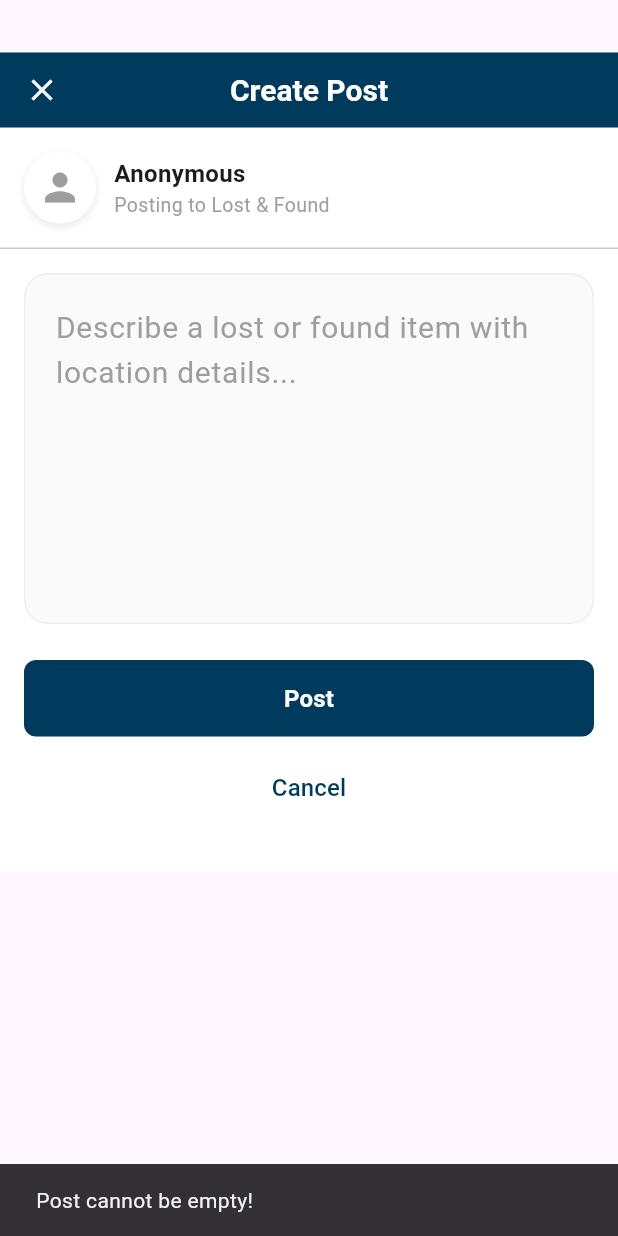
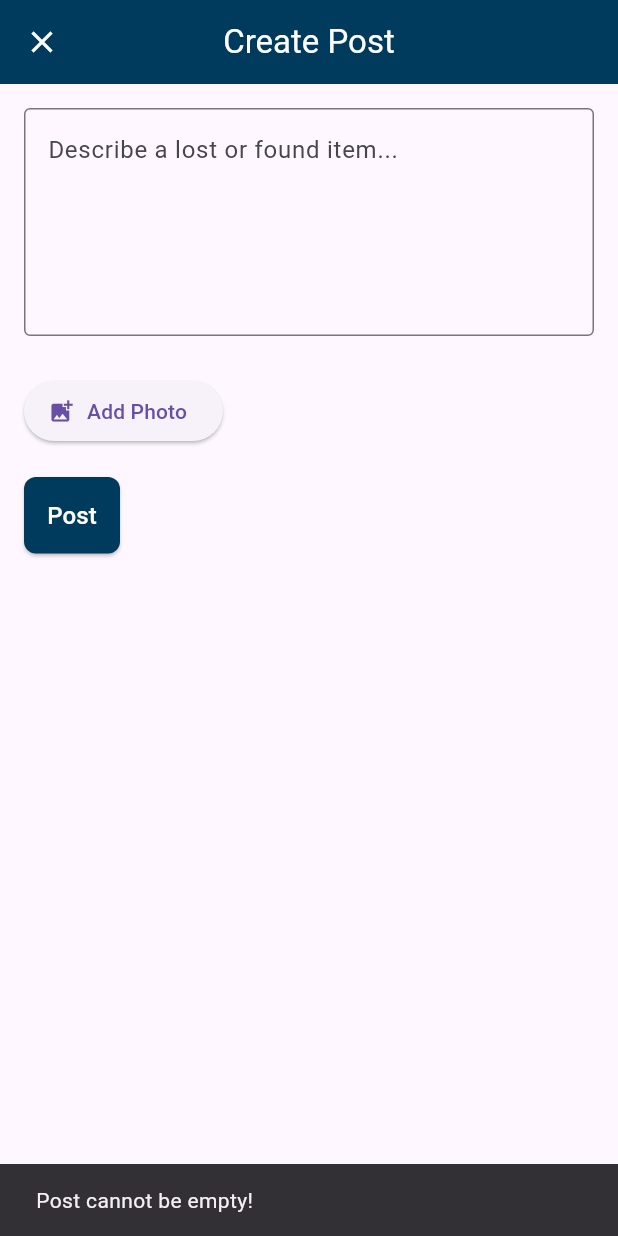
Before and after one commit to HafsaQureshi1/FYP_UNI-verse_f21, a Flutter app: the CreateNewPostScreen screen opened directly, after a tap on "Post", on a phone screen of 412 x 824 dp. Run offline on Flutter 3.47's test engine with Material 3 defaults, Android fonts, the phone set to English and light mode, and no system bars; our stand-ins replace cloud_firestore, file_picker, firebase_auth, firebase_core, firebase_messaging, google_sign_in and 2 more; accounts and stored records are empty; project files that could hold a hidden picture were left out.

Commit message:
added images in create post

```diff
--- a/lib/Home.dart
+++ b/lib/Home.dart
@@ -1,3 +1,5 @@
+import 'dart:io';
+
 import 'package:firebase_auth/firebase_auth.dart';
 import 'package:flutter/material.dart';
 import 'package:firebase_core/firebase_core.dart';
@@ -13,6 +15,12 @@ import 'SurveyScreen.dart';
 import 'EventScreen.dart';
 import 'profile_page.dart';
 import 'profileimage.dart';
+import 'package:image_picker/image_picker.dart';
+import 'package:http/http.dart' as http;
+import 'dart:convert';
+
+import 'dart:typed_data';
+import 'package:flutter/foundation.dart' show kIsWeb;
 
 void main() async {
   WidgetsFlutterBinding.ensureInitialized();
@@ -375,6 +383,7 @@ class PostCard extends StatefulWidget {
   final String username;
   final String content;
   final int likes;
+   final String? imageUrl;
 
   const PostCard({
     super.key,
@@ -383,6 +392,7 @@ class PostCard extends StatefulWidget {
     required this.username,
     required this.content,
     required this.likes,
+     this.imageUrl, // ✅ Accept optional image URL
   });
 
   @override
@@ -395,7 +405,9 @@ class _PostCardState extends State<PostCard> {
   bool isLiked = false;
   String? currentUserId;
   String? profileImageUrl;
-  String currentUsername = ''; // Store the latest username
+  String currentUsername = '';
+  String? imageUrl;
+ // Store the latest username
   final FCMService _fcmService = FCMService();
 
   @override
@@ -407,6 +419,7 @@ class _PostCardState extends State<PostCard> {
     _fetchProfileImage(); // Live update for profile picture
     _fetchPostTime();
     _checkIfUserLiked();
+    _fetchImageUrl();
   }
 
   /// ✅ **Fetches the latest username in real-time**
@@ -438,7 +451,19 @@ class _PostCardState extends State<PostCard> {
       }
     });
   }
-
+  void _fetchImageUrl() {
+    FirebaseFirestore.instance
+        .collection('lostfoundposts')
+        .doc(widget.postId)
+        .snapshots()
+        .listen((postDoc) {
+      if (postDoc.exists && mounted) {
+        setState(() {
+          imageUrl = postDoc.data()?['imageUrl'];
+        });
+      }
+    });
+  }
   /// Fetches and formats the post timestamp
   Future<void> _fetchPostTime() async {
     final postDoc = await FirebaseFirestore.instance
@@ -500,8 +525,6 @@ class _PostCardState extends State<PostCard> {
     final postRef = FirebaseFirestore.instance
         .collection('lostfoundposts')
         .doc(widget.postId);
-    final postDoc = await postRef.get();
-    final String postAuthorId = postDoc.data()?['userId'] ?? '';
 
     final userDoc = await FirebaseFirestore.instance
         .collection('users')
@@ -511,30 +534,18 @@ class _PostCardState extends State<PostCard> {
 
     if (isLiked) {
       await postRef.collection('likes').doc(currentUserId).delete();
-      if (mounted) {
-        setState(() {
-          isLiked = false;
-          likeCount--;
-        });
-      }
     } else {
       await postRef.collection('likes').doc(currentUserId).set({
         'userId': currentUserId,
         'timestamp': FieldValue.serverTimestamp(),
       });
 
-      if (mounted) {
-        setState(() {
-          isLiked = true;
-          likeCount++;
-        });
-      }
+      final postDoc = await postRef.get();
+      final String postAuthorId = postDoc.data()?['userId'] ?? '';
 
-      // Send FCM Notification
       _fcmService.sendNotificationToUser(
           postAuthorId, likerName, "liked your post!");
 
-      // Store Notification in Firestore
       await FirebaseFirestore.instance.collection('notifications').add({
         'receiverId': postAuthorId,
         'senderId': currentUserId,
@@ -547,8 +558,6 @@ class _PostCardState extends State<PostCard> {
         'isRead': false,
       });
     }
-
-    await postRef.update({'likes': likeCount});
   }
 
 
@@ -568,7 +577,7 @@ class _PostCardState extends State<PostCard> {
             child: Column(
               crossAxisAlignment: CrossAxisAlignment.start,
               children: [
-                /// Username and profile image
+                /// ✅ Username and profile image
                 Row(
                   children: [
                     CircleAvatar(
@@ -582,10 +591,6 @@ class _PostCardState extends State<PostCard> {
                                 fit: BoxFit.cover,
                                 width: 40.0,
                                 height: 40.0,
-                                loadingBuilder: (context, child, loadingProgress) {
-                                  if (loadingProgress == null) return child;
-                                  return const Center(child: CircularProgressIndicator());
-                                },
                                 errorBuilder: (context, error, stackTrace) =>
                                     Icon(Icons.person, size: 20.0, color: Colors.grey[600]),
                               ),
@@ -596,7 +601,7 @@ class _PostCardState extends State<PostCard> {
                       crossAxisAlignment: CrossAxisAlignment.start,
                       children: [
                         Text(
-                          currentUsername, // Updated username
+                          currentUsername,
                           style: const TextStyle(fontWeight: FontWeight.bold),
                         ),
                         Text(postTime, style: const TextStyle(fontSize: 12.0, color: Colors.grey)),
@@ -606,9 +611,32 @@ class _PostCardState extends State<PostCard> {
                 ),
 
                 const SizedBox(height: 10.0),
+
+                /// ✅ Display post content
                 Text(widget.content, style: const TextStyle(fontSize: 16.0)),
 
-                /// Like and comment buttons
+                /// ✅ Display Image (if available)
+                 if (imageUrl != null && imageUrl!.isNotEmpty)
+              Padding(
+                padding: const EdgeInsets.only(top: 10.0),
+                child: ClipRRect(
+                  borderRadius: BorderRadius.circular(8.0),
+                  child: Image.network(
+                    imageUrl!,
+                    fit: BoxFit.cover,
+                    width: double.infinity,
+                    height: 200.0,
+                    loadingBuilder: (context, child, loadingProgress) {
+                      if (loadingProgress == null) return child;
+                      return const Center(child: CircularProgressIndicator());
+                    },
+                    errorBuilder: (context, error, stackTrace) =>
+                        Icon(Icons.image_not_supported, size: 50, color: Colors.grey),
+                  ),
+                ),
+              ),
+
+                /// ✅ Like and comment buttons
                 Row(
                   mainAxisAlignment: MainAxisAlignment.spaceBetween,
                   children: [
@@ -638,8 +666,7 @@ class _PostCardState extends State<PostCard> {
           ),
         ),
       ],
-    );
-  }
+    );}
 }
 
 class CommentSection extends StatefulWidget {
@@ -823,6 +850,8 @@ class _CommentSectionState extends State<CommentSection> {
     );
   }
 }
+
+
 class CreateNewPostScreen extends StatefulWidget {
   const CreateNewPostScreen({super.key});
 
@@ -835,6 +864,46 @@ class _CreateNewPostScreenState extends State<CreateNewPostScreen> {
   final FirebaseAuth _auth = FirebaseAuth.instance;
   final FirebaseFirestore _firestore = FirebaseFirestore.instance;
   bool _isPosting = false;
+
+  File? _imageFile;
+  Uint8List? _webImage;
+  String? _uploadedImageUrl;
+
+  Future<void> _pickImage() async {
+    final picker = ImagePicker();
+    final pickedFile = await picker.pickImage(source: ImageSource.gallery);
+
+    if (pickedFile != null) {
+      if (kIsWeb) {
+        final bytes = await pickedFile.readAsBytes();
+        setState(() {
+          _webImage = bytes;
+        });
+      } else {
+        setState(() {
+          _imageFile = File(pickedFile.path);
+        });
+      }
+    }
+  }
+
+  Future<String?> _uploadImageToCloudinary(Uint8List imageBytes) async {
+    const cloudinaryUrl = "https://api.cloudinary.com/v1_1/dgyktklti/image/upload";
+    const uploadPreset = "Universe_upload";
+
+    var request = http.MultipartRequest("POST", Uri.parse(cloudinaryUrl));
+    request.fields['upload_preset'] = uploadPreset;
+    request.files.add(http.MultipartFile.fromBytes('file', imageBytes, filename: 'upload.jpg'));
+
+    var response = await request.send();
+    if (response.statusCode == 200) {
+      final responseData = await response.stream.bytesToString();
+      final decodedData = jsonDecode(responseData);
+      return decodedData['secure_url']; // Cloudinary URL
+    } else {
+      return null;
+    }
+  }
 
   Future<void> _createPost() async {
     String postContent = _postController.text.trim();
@@ -851,11 +920,16 @@ class _CreateNewPostScreenState extends State<CreateNewPostScreen> {
 
     try {
       User? user = _auth.currentUser;
-
       if (user != null) {
         DocumentSnapshot userDoc =
             await _firestore.collection('users').doc(user.uid).get();
         String username = userDoc.exists ? userDoc['username'] : 'Anonymous';
+
+        // Upload image if selected
+        if (_imageFile != null || _webImage != null) {
+          Uint8List imageBytes = kIsWeb ? _webImage! : await _imageFile!.readAsBytes();
+          _uploadedImageUrl = await _uploadImageToCloudinary(imageBytes);
+        }
 
         await _firestore.collection('lostfoundposts').add({
           'userId': user.uid,
@@ -863,6 +937,7 @@ class _CreateNewPostScreenState extends State<CreateNewPostScreen> {
           'userEmail': user.email,
           'likes': 0,
           'postContent': postContent,
+          'imageUrl': _uploadedImageUrl ?? '', // Store image URL if available
           'timestamp': FieldValue.serverTimestamp(),
         });
 
@@ -892,211 +967,88 @@ class _CreateNewPostScreenState extends State<CreateNewPostScreen> {
     const themeColor = Color.fromARGB(255, 0, 58, 92);
 
     return Scaffold(
-      appBar: PreferredSize(
-        preferredSize: const Size.fromHeight(
-            85), // Increased height to accommodate the camera hole
-        child: Container(
-          padding: const EdgeInsets.only(
-              top: 35), // Add padding to move content below camera hole
-          child: AppBar(
+      appBar: AppBar(
         backgroundColor: themeColor,
-            elevation: 0,
+        title: const Text('Create Post', style: TextStyle(color: Colors.white)),
         centerTitle: true,
         leading: IconButton(
           icon: const Icon(Icons.close, color: Colors.white),
-              onPressed: () {
-                Navigator.of(context).pop();
-              },
-            ),
-            title: const Text(
-              'Create Post',
-              style: TextStyle(
-                  fontSize: 20.0,
-                  fontWeight: FontWeight.bold,
-                  color: Colors.white),
+          onPressed: () => Navigator.of(context).pop(),
         ),
       ),
-        ),
-      ),
-      // Keep SingleChildScrollView for keyboard handling
       body: SingleChildScrollView(
-  child: Container(
-    color: Colors.white,
+        padding: const EdgeInsets.all(16.0),
         child: Column(
           crossAxisAlignment: CrossAxisAlignment.start,
           children: [
-        // User info section with subtle divider
+            // Post content input
+            TextField(
+              controller: _postController,
+              maxLines: 5,
+              decoration: InputDecoration(
+                hintText: "Describe a lost or found item...",
+                border: OutlineInputBorder(),
+              ),
+            ),
+            const SizedBox(height: 16),
+
+            // Image preview
+            if (_imageFile != null || _webImage != null)
               Container(
-          padding: const EdgeInsets.all(16.0),
-          child: StreamBuilder<DocumentSnapshot>(
-  stream: _firestore.collection('users').doc(_auth.currentUser?.uid).snapshots(),
-  builder: (context, snapshot) {
-    if (snapshot.connectionState == ConnectionState.waiting) {
-      return const SizedBox(
-        height: 40,
-        child: Center(child: CircularProgressIndicator()),
-      );
-    }
-    if (!snapshot.hasData || snapshot.data == null || !snapshot.data!.exists) {
-      return const Text("Not logged in");
-    }
+                height: 200,
+                width: double.infinity,
+                decoration: BoxDecoration(
+                  border: Border.all(color: Colors.grey),
+                  borderRadius: BorderRadius.circular(8.0),
+                ),
+                child: kIsWeb
+                    ? Image.memory(_webImage!, fit: BoxFit.cover)
+                    : Image.file(_imageFile!, fit: BoxFit.cover),
+              ),
+            const SizedBox(height: 10),
 
-    String username = snapshot.data!['username'] ?? 'Anonymous';
-    String? profilePicUrl = snapshot.data!['profilePicture'];
-
-    return Row(
+            // Image selection button
+            Row(
               children: [
-        // Profile avatar with shadow
-        Container(
-          decoration: BoxDecoration(
-            shape: BoxShape.circle,
-            boxShadow: [
-              BoxShadow(
-                color: const Color.fromARGB(255, 231, 231, 231),
-                blurRadius: 4,
-                offset: const Offset(0, 2),
+                ElevatedButton.icon(
+                  onPressed: _pickImage,
+                  icon: const Icon(Icons.add_photo_alternate),
+                  label: const Text("Add Photo"),
+                ),
+                if (_imageFile != null || _webImage != null)
+                  IconButton(
+                    icon: const Icon(Icons.delete, color: Colors.red),
+                    onPressed: () {
+                      setState(() {
+                        _imageFile = null;
+                        _webImage = null;
+                      });
+                    },
                   ),
               ],
             ),
-          child: CircleAvatar(
-            radius: 24.0,
-            backgroundColor: Colors.white,
-            backgroundImage: profilePicUrl != null && profilePicUrl.isNotEmpty
-                ? NetworkImage(profilePicUrl)
-                : null,
-            child: profilePicUrl == null || profilePicUrl.isEmpty
-                ? const Icon(Icons.person, size: 30, color: Colors.grey)
-                : null,
-          ),
-        ),
-        const SizedBox(width: 12.0),
-        Expanded(
-          child: Column(
-            crossAxisAlignment: CrossAxisAlignment.start,
-            children: [
-              Text(
-                username,
-                style: const TextStyle(
-                  fontSize: 16.0,
-                  fontWeight: FontWeight.bold,
-                ),
-                overflow: TextOverflow.ellipsis,
-              ),
-              const Text(
-                "Posting to Lost & Found",
-                style: TextStyle(
-                  fontSize: 13.0,
-                  color: Colors.grey,
-                ),
-              )
-            ],
-          ),
-        ),
-      ],
-    );
-  },
-),
+            const SizedBox(height: 20),
 
-        ),
-
-        const Divider(height: 1, thickness: 1),
-
-        // Enhanced post content area
-        Padding(
-          padding: const EdgeInsets.fromLTRB(16.0, 16.0, 16.0, 8.0),
-          child: Container(
-            decoration: BoxDecoration(
-              color: Colors.grey.shade50,
-              borderRadius: BorderRadius.circular(16),
-              border: Border.all(color: Colors.grey.shade200),
-            ),
-            padding: const EdgeInsets.all(8.0),
-            child: TextField(
-              controller: _postController,
-              maxLines: null,
-              minLines: 8,
-              keyboardType: TextInputType.multiline,
-              style: const TextStyle(fontSize: 16.0),
-              decoration: InputDecoration(
-                hintText:
-                    "Describe a lost or found item with location details...",
-                hintStyle: TextStyle(
-                    color: Colors.grey.shade500, fontSize: 20.0),
-                border: InputBorder.none,
-                contentPadding: const EdgeInsets.all(12.0),
-              ),
-            ),
-          ),
-        ),
-
-        // Full-width post button
-        Padding(
-          padding: const EdgeInsets.fromLTRB(16.0, 16.0, 16.0, 32.0),
-          child: Column(
-            crossAxisAlignment: CrossAxisAlignment.stretch,
-            children: [
+            // Post button
             ElevatedButton(
               onPressed: _isPosting ? null : _createPost,
               style: ElevatedButton.styleFrom(
                 backgroundColor: themeColor,
-                  disabledBackgroundColor: themeColor.withOpacity(0.6),
                 padding: const EdgeInsets.symmetric(vertical: 14),
                 shape: RoundedRectangleBorder(
                   borderRadius: BorderRadius.circular(8.0),
                 ),
-                  elevation: 0,
               ),
               child: _isPosting
-                    ? const SizedBox(
-                        height: 20,
-                        width: 20,
-                        child: CircularProgressIndicator(
-                          color: Colors.white,
-                          strokeWidth: 2.0,
-                        ),
-                      )
+                  ? const CircularProgressIndicator(color: Colors.white)
                   : const Text(
                       'Post',
-                        style: TextStyle(
-                          color: Colors.white,
-                          fontSize: 16,
-                          fontWeight: FontWeight.bold,
-                        ),
-                      ),
-              ),
-
-              const SizedBox(height: 10),
-
-              // Cancel button with subtle styling
-              TextButton(
-                onPressed: () {
-                  Navigator.of(context).pop();
-                },
-                style: TextButton.styleFrom(
-                  padding: const EdgeInsets.symmetric(vertical: 10),
-                  shape: RoundedRectangleBorder(
-                    borderRadius: BorderRadius.circular(8.0),
-                  ),
-                ),
-                child: Text(
-                  'Cancel',
-                  style: TextStyle(
-                    color: themeColor,
-                    fontSize: 16,
-                  ),
+                      style: TextStyle(color: Colors.white, fontSize: 16),
                     ),
             ),
           ],
         ),
       ),
-
-        // Bottom padding for keyboard
-        SizedBox(height: MediaQuery.of(context).viewInsets.bottom),
-      ],
-    ),
-  ),
-),
-resizeToAvoidBottomInset: true,
     );
   }
 }
```
Also changed, not shown: lib/search_results.dart (+56 -51 lines). Lines whose indentation alone changed are shown as unchanged.
